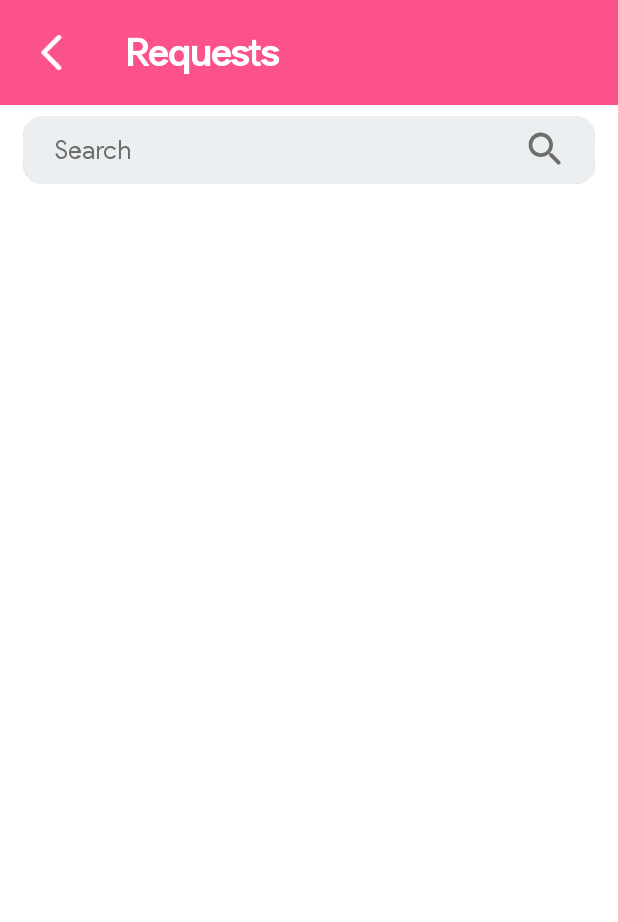
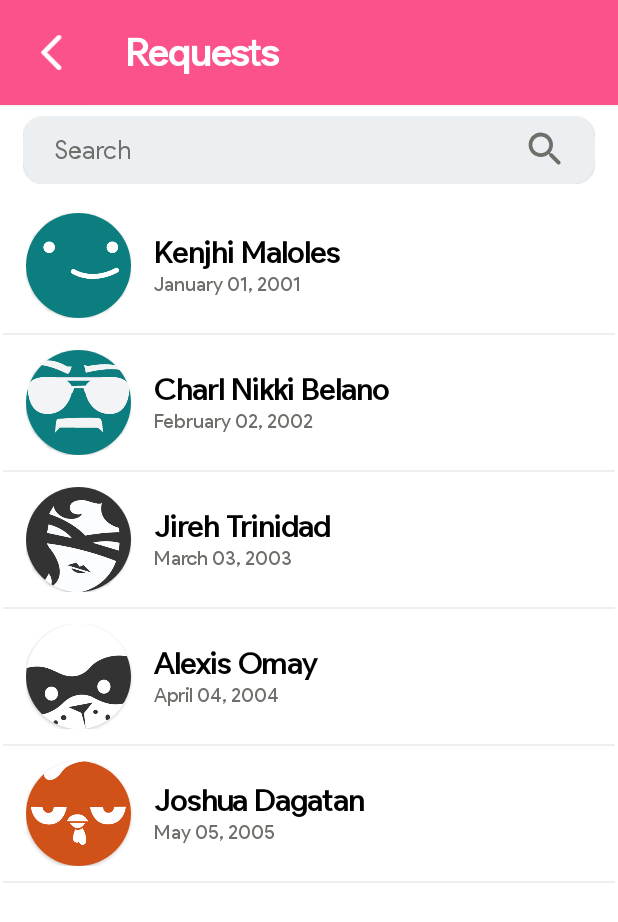
Before and after one commit to charleology/scratch-admin, an Android app: the RequestList screen opened directly, with no data from a screen before it, on a phone screen of 412 x 824 dp. Shown: the top 922 px of the screen. Run offline under Robolectric (Android 15) with nearby library versions, the phone set to English and light mode, and no system bars.

Commit message:
RequestList screen and adapter added.

```diff
--- /dev/null
+++ b/app/src/main/java/com/example/scratch_admin/RequestAdapter.java
@@ -0,0 +1,67 @@
+package com.example.scratch_admin;
+
+import android.content.Context;
+import android.view.LayoutInflater;
+import android.view.View;
+import android.view.ViewGroup;
+import android.widget.ImageView;
+import android.widget.TextView;
+import android.widget.Toast;
+
+import androidx.annotation.NonNull;
+import androidx.recyclerview.widget.RecyclerView;
+
+public class RequestAdapter extends RecyclerView.Adapter<RequestAdapter.ViewHolder>{
+
+   RequestsData[] requestsData;
+    Context context;
+
+    public RequestAdapter(RequestsData[] requestsData, RequestList activity){
+        this.requestsData = requestsData;
+        this.context = activity;
+    }
+
+    @NonNull
+    @Override
+    public ViewHolder onCreateViewHolder(@NonNull ViewGroup parent, int viewType) {
+        LayoutInflater layoutInflater = LayoutInflater.from(parent.getContext());
+        View view = layoutInflater.inflate(R.layout.requests_item_list, parent, false);
+        ViewHolder viewHolder = new ViewHolder(view);
+        return viewHolder;
+    }
+
+    @Override
+    public void onBindViewHolder(@NonNull ViewHolder holder, int position) {
+        final RequestsData requestsDataList = requestsData[position];
+        holder.requestUserName.setText(requestsDataList.getRequestUserName());
+        holder.requestDate.setText(requestsDataList.getRequestDate());
+        holder.requestUserPic.setImageResource(requestsDataList.getRequestUserPic());
+
+        holder.itemView.setOnClickListener(new View.OnClickListener() {
+            @Override
+            public void onClick(View view) {
+                Toast.makeText(context, requestsDataList.getRequestUserName(), Toast.LENGTH_SHORT).show();
+            }
+        });
+    }
+
+    @Override
+    public int getItemCount() {
+        return requestsData.length;
+    }
+
+    public class ViewHolder extends RecyclerView.ViewHolder{
+
+        ImageView requestUserPic;
+        TextView requestUserName;
+        TextView requestDate;
+
+        public ViewHolder(@NonNull View itemView) {
+            super(itemView);
+
+            requestUserPic = itemView.findViewById(R.id.requestUserPicIv);
+            requestUserName = itemView.findViewById(R.id.requestUserNameTv);
+            requestDate = itemView.findViewById(R.id.requestDateTv);
+        }
+    }
+}
--- a/app/src/main/java/com/example/scratch_admin/RequestList.java
+++ b/app/src/main/java/com/example/scratch_admin/RequestList.java
@@ -1,6 +1,8 @@
 package com.example.scratch_admin;
 
 import androidx.appcompat.app.AppCompatActivity;
+import androidx.recyclerview.widget.LinearLayoutManager;
+import androidx.recyclerview.widget.RecyclerView;
 
 import android.os.Bundle;
 import android.view.View;
@@ -12,6 +14,7 @@ public class RequestList extends AppCompatActivity {
 
     EditText requestSearchEt;
     ImageView requestSearchIv, requestBackIv;
+    RecyclerView requestsRecycler;
 
     @Override
     protected void onCreate(Bundle savedInstanceState) {
@@ -27,6 +30,22 @@ public class RequestList extends AppCompatActivity {
         requestSearchEt = (EditText) findViewById(R.id.requestSearchEt);
         requestSearchIv = (ImageView) findViewById(R.id.requestSearchIv);
         requestBackIv = (ImageView) findViewById(R.id.requestBackIv);
+        requestsRecycler = (RecyclerView) findViewById(R.id.requestsRecycler);
+
+        requestsRecycler.setHasFixedSize(true);
+        requestsRecycler.setLayoutManager(new LinearLayoutManager(RequestList.this));
+
+        //Array for accounts
+        RequestsData[] requestsData = new RequestsData[]{
+                new RequestsData("Kenjhi Maloles", "January 01, 2001", R.drawable.sample1),
+                new RequestsData("Charl Nikki Belano", "February 02, 2002", R.drawable.sample2),
+                new RequestsData("Jireh Trinidad", "March 03, 2003", R.drawable.sample3),
+                new RequestsData("Alexis Omay", "April 04, 2004", R.drawable.sample4),
+                new RequestsData("Joshua Dagatan", "May 05, 2005", R.drawable.sample5)
+        };
+
+        RequestAdapter requestAdapter = new RequestAdapter(requestsData, RequestList.this);
+        requestsRecycler.setAdapter(requestAdapter);
 
         requestBackIv.setOnClickListener(new View.OnClickListener() {
             @Override
--- /dev/null
+++ b/app/src/main/java/com/example/scratch_admin/RequestsData.java
@@ -0,0 +1,38 @@
+package com.example.scratch_admin;
+
+public class RequestsData {
+
+    private String requestUserName;
+    private String requestDate;
+    private Integer requestUserPic;
+
+    public RequestsData(String requestUserName, String requestDate, Integer requestUserPic) {
+        this.requestUserName = requestUserName;
+        this.requestDate = requestDate;
+        this.requestUserPic = requestUserPic;
+    }
+
+    public String getRequestUserName() {
+        return requestUserName;
+    }
+
+    public void setRequestUserName(String requestUserName) {
+        this.requestUserName = requestUserName;
+    }
+
+    public String getRequestDate() {
+        return requestDate;
+    }
+
+    public void setRequestDate(String userAccEmail) {
+        this.requestDate = requestDate;
+    }
+
+    public Integer getRequestUserPic() {
+        return requestUserPic;
+    }
+
+    public void setRequestUserPic(Integer requestUserPic) {
+        this.requestUserPic = requestUserPic;
+    }
+}
--- a/app/src/main/res/layout/activity_manage_account.xml
+++ b/app/src/main/res/layout/activity_manage_account.xml
@@ -7,11 +7,16 @@
     android:orientation="vertical"
     tools:context=".ManageAccount">
 
+
+    <com.google.android.material.card.MaterialCardView
+        android:layout_width="match_parent"
+        android:layout_height="70dp"
+        style="@style/CustomCardViewStyle"
+        android:backgroundTint="@color/pink">
     <LinearLayout
         android:id="@+id/pinkHeader"
         android:layout_width="match_parent"
         android:layout_height="70dp"
-        android:background="@color/pink"
         android:gravity="center"
         android:orientation="horizontal"
         android:paddingStart="15dp"
@@ -46,6 +51,8 @@
             android:onClick="onCreateAccountPressed"/>
 
     </LinearLayout>
+
+    </com.google.android.material.card.MaterialCardView>
 
     <LinearLayout
         android:layout_width="match_parent"
--- a/app/src/main/res/layout/activity_request_list.xml
+++ b/app/src/main/res/layout/activity_request_list.xml
@@ -8,11 +8,15 @@
     android:background="@color/nighty"
     tools:context=".RequestList">
 
+    <com.google.android.material.card.MaterialCardView
+        android:layout_width="match_parent"
+        android:layout_height="70dp"
+        style="@style/CustomCardViewStyle"
+        android:backgroundTint="@color/pink">
     <LinearLayout
         android:id="@+id/pinkHeader"
         android:layout_width="match_parent"
         android:layout_height="70dp"
-        android:background="@color/pink"
         android:gravity="center"
         android:orientation="horizontal"
         android:paddingStart="15dp"
@@ -46,6 +50,8 @@
             android:alpha="0"/>
 
     </LinearLayout>
+
+    </com.google.android.material.card.MaterialCardView>
 
     <LinearLayout
         android:layout_width="match_parent"
@@ -95,4 +101,12 @@
 
     </LinearLayout>
 
+    <androidx.recyclerview.widget.RecyclerView
+        android:id="@+id/requestsRecycler"
+        android:layout_width="match_parent"
+        android:layout_height="match_parent"
+        android:layout_margin="2dp"
+        android:layout_marginHorizontal="10dp"
+        android:layout_marginVertical="10dp" />
+
 </LinearLayout>
--- /dev/null
+++ b/app/src/main/res/layout/requests_item_list.xml
@@ -0,0 +1,61 @@
+<?xml version="1.0" encoding="utf-8"?>
+<LinearLayout xmlns:android="http://schemas.android.com/apk/res/android"
+    xmlns:app="http://schemas.android.com/apk/res-auto"
+    android:layout_width="match_parent"
+    android:layout_height="wrap_content"
+    android:orientation="vertical"
+    android:gravity="center">
+
+    <LinearLayout
+        android:layout_width="match_parent"
+        android:layout_height="match_parent"
+        android:orientation="horizontal"
+        android:paddingHorizontal="15dp"
+        android:paddingVertical="10dp">
+
+        <com.google.android.material.card.MaterialCardView
+            android:layout_width="70dp"
+            android:layout_height="70dp"
+            app:cardCornerRadius="100dp">
+
+            <ImageView
+                android:id="@+id/requestUserPicIv"
+                android:layout_width="match_parent"
+                android:layout_height="match_parent"
+                android:scaleType="centerCrop" />
+
+        </com.google.android.material.card.MaterialCardView>
+
+        <LinearLayout
+            android:layout_width="match_parent"
+            android:layout_height="match_parent"
+            android:orientation="vertical"
+            android:gravity="center_vertical"
+            android:paddingHorizontal="15dp">
+
+            <TextView
+                android:id="@+id/requestUserNameTv"
+                android:layout_width="match_parent"
+                android:layout_height="wrap_content"
+                android:text="Charl Belano"
+                android:textSize="20sp"
+                android:textColor="@color/black"
+                android:textStyle="bold"/>
+
+            <TextView
+                android:id="@+id/requestDateTv"
+                android:layout_width="match_parent"
+                android:layout_height="wrap_content"
+                android:text="January 99, 2000"
+                android:textSize="13sp"
+                android:textColor="@color/gray"/>
+
+        </LinearLayout>
+
+    </LinearLayout>
+    <View
+        android:layout_width="wrap_content"
+        android:layout_height="1dp"
+        android:background="@color/lightgray"/>
+
+</LinearLayout>
--- a/app/src/main/res/values/themes.xml
+++ b/app/src/main/res/values/themes.xml
@@ -154,4 +154,20 @@
         </item>
     </style>
 
+
+
+
+    <style name="CustomCardViewStyle" parent="@style/Widget.MaterialComponents.CardView">
+        <item name="shapeAppearanceOverlay">@style/ShapeAppearanceOverlay_card_custom_corners</item>
+    </style>
+
+
+    <style name="ShapeAppearanceOverlay_card_custom_corners" parent="">
+        <item name="cornerFamily">rounded</item>
+        <item name="cornerSizeTopRight">0dp</item>
+        <item name="cornerSizeTopLeft">0dp</item>
+        <item name="cornerSizeBottomRight">0dp</item>
+        <item name="cornerSizeBottomLeft">0dp</item>
+    </style>
+
 </resources>
```
